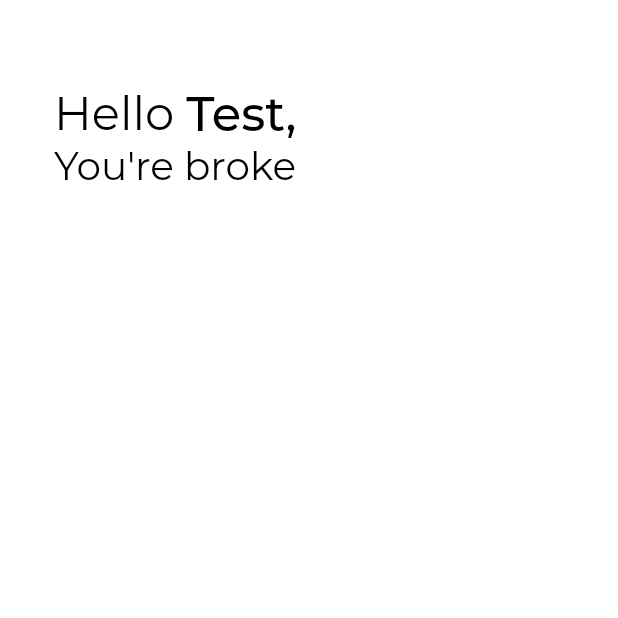
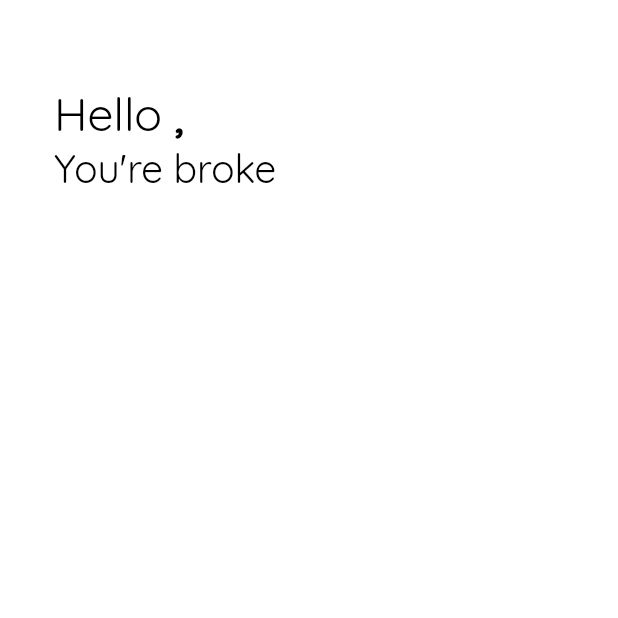
Before and after one commit to muhnee/muhnee_app, a Flutter app: the screen it shows after launch, after a tap on "Sign in with Google", on a phone screen of 412 x 824 dp, the top half of it. Run offline on Flutter 3.47's test engine with Material 2 defaults, Android fonts, the phone set to English and light mode, and no system bars; our stand-ins replace firebase_auth, google_sign_in; accounts and stored records are empty; network calls fail.

Commit message:
login user page cleaned up

```diff
--- a/lib/main.dart
+++ b/lib/main.dart
@@ -12,7 +12,7 @@ void main() {
     theme: ThemeData(
       canvasColor: Colors.white,
       primaryColor: Colors.white,
-      fontFamily: 'Montserrat',
+      fontFamily: 'Quicksand',
       appBarTheme: AppBarTheme(
         color: Colors.white,
       ),
--- a/lib/pages/CenterPage.dart
+++ b/lib/pages/CenterPage.dart
@@ -1,4 +1,6 @@
 import 'package:flutter/material.dart';
+import '../utilities/SignIn.dart';
+import 'IntroPage.dart';
 
 class CenterPage extends StatelessWidget {
   var userName;
@@ -33,9 +35,7 @@ class CenterPage extends StatelessWidget {
 
           // put in components of the rest of the page here
 
-          TopText(
-            userName: userName,
-          ),
+          TopText(),
 
 
 
@@ -48,8 +48,6 @@ class CenterPage extends StatelessWidget {
 }
 
 class TopText extends StatelessWidget {
-  var userName;
-  TopText({this.userName});
 
   @override
   Widget build(BuildContext context) {
@@ -66,7 +64,7 @@ class TopText extends StatelessWidget {
                     fontSize: 31.0,
                     color: Colors.black,
                   )),
-              Text(userName + ',',
+              Text(name + ',',
                   style: TextStyle(
                       fontSize: 32.0,
                       color: Colors.black,
--- a/lib/pages/IntroPage.dart
+++ b/lib/pages/IntroPage.dart
@@ -5,45 +5,57 @@ import '../utilities/ShowUp.dart';
 import '../utilities/SignIn.dart';
 
 class IntroPage extends StatefulWidget {
-
   @override
   _IntroPageState createState() => _IntroPageState();
 }
 
 class _IntroPageState extends State<IntroPage> {
-
   int delayAmount = 500;
-
-  PageController controller = PageController();
-
-  TextEditingController nameController = new TextEditingController();
-  TextEditingController emailController = new TextEditingController();
-  TextEditingController passwordController = new TextEditingController();
-
 
   @override
   Widget build(BuildContext context) {
-    return PageView(
-      controller: controller,
-      scrollDirection: Axis.vertical,
-      children: <Widget>[
-
-        //! this should be in 2 seperate pages
-        //Pages
-        // IP1(controller: _controller, delayAmount: delayAmount),
-
-
-        Scaffold(
+    return Scaffold(
       backgroundColor: Colors.white,
       appBar: AppBar(
         elevation: 0,
       ),
       body: Column(
+        crossAxisAlignment: CrossAxisAlignment.center,
+        mainAxisAlignment: MainAxisAlignment.spaceBetween,
         children: <Widget>[
-              Padding(
-                padding: EdgeInsets.fromLTRB(36.0, 0.0, 36.0, 16.0),
+          _showUpText(),
+          ShowUp(
+            child: Padding(
+              padding: EdgeInsets.only(bottom: 128.0),
+              child: _signInButton(),
+            ),
+            delay: delayAmount * 9,
+          ),
+        ],
+      ),
+      // floatingActionButton: FloatingActionButton(
+      //   onPressed: () {
+      //     controller.nextPage(
+      //         duration: Duration(seconds: 1), curve: Curves.ease);
+      //   },
+      //   child: ShowUp(
+      //     child: Icon(Icons.keyboard_arrow_down),
+      //     delay: delayAmount * 11,
+      //   ),
+      //   elevation: 0,
+      //   foregroundColor: Colors.black,
+      //   backgroundColor: Colors.white,
+      //   shape: RoundedRectangleBorder(
+      //     borderRadius: BorderRadius.all(Radius.circular(16.0)),
+      //   ),
+      // ),
+    );
+  }
+
+  Widget _showUpText() {
+    return Padding(
+      padding: EdgeInsets.only(top: 64.0),
       child: Column(
-                  crossAxisAlignment: CrossAxisAlignment.start,
         children: <Widget>[
           ShowUp(
             child: Padding(
@@ -71,8 +83,8 @@ class _IntroPageState extends State<IntroPage> {
           ShowUp(
             child: Padding(
               padding: EdgeInsets.only(bottom: 32.0),
-                        child: Text(
-                            "The simplest way to track you're daily spending.",
+              child: Text("A simple way to track daily spending.",
+                  textAlign: TextAlign.center,
                   style: TextStyle(
                     fontSize: 28.0,
                     // fontFamily: "Montserrat",
@@ -81,50 +93,18 @@ class _IntroPageState extends State<IntroPage> {
             ),
             delay: delayAmount * 6,
           ),
-
-                    ShowUp(
-                      child: Padding(
-                        padding: EdgeInsets.only(bottom: 32.0),
-                        child: _signInButton(),
-                      ),
-                      delay: delayAmount * 9,
-                    ),
-
-
         ],
       ),
-              ),
-            ],
-          ),
-          // floatingActionButton: FloatingActionButton(
-          //   onPressed: () {
-          //     controller.nextPage(
-          //         duration: Duration(seconds: 1), curve: Curves.ease);
-          //   },
-          //   child: ShowUp(
-          //     child: Icon(Icons.keyboard_arrow_down),
-          //     delay: delayAmount * 11,
-          //   ),
-          //   elevation: 0,
-          //   foregroundColor: Colors.black,
-          //   backgroundColor: Colors.white,
-          //   shape: RoundedRectangleBorder(
-          //     borderRadius: BorderRadius.all(Radius.circular(16.0)),
-          //   ),
-          // ),
-        ),
-
-      ],
     );
   }
-
 
   Widget _signInButton() {
     return OutlineButton(
       splashColor: Colors.grey,
       onPressed: () {
         signInWithGoogle().whenComplete(() {
-          Navigator.pushReplacement(context, FadeRouteBuilder(page: HomePage()));
+          Navigator.pushReplacement(
+              context, FadeRouteBuilder(page: HomePage()));
         });
       },
       shape: RoundedRectangleBorder(borderRadius: BorderRadius.circular(40)),
@@ -136,13 +116,16 @@ class _IntroPageState extends State<IntroPage> {
           mainAxisSize: MainAxisSize.min,
           mainAxisAlignment: MainAxisAlignment.center,
           children: <Widget>[
-            //Image(image: AssetImage("assets/google_logo.png"), height: 35.0),
+            Image(
+                image: AssetImage("lib/assets/images/google_icon.png"),
+                height: 25.0),
             Padding(
-              padding: const EdgeInsets.only(left: 10),
+              padding: const EdgeInsets.only(left: 15),
               child: Text(
                 'Sign in with Google',
                 style: TextStyle(
-                  fontSize: 20,
+                  fontFamily: 'Montserrat',
+                  fontSize: 18,
                   color: Colors.grey,
                 ),
               ),
@@ -152,7 +135,4 @@ class _IntroPageState extends State<IntroPage> {
       ),
     );
   }
-
-
-
 }
--- a/pubspec.yaml
+++ b/pubspec.yaml
@@ -43,9 +43,8 @@ flutter:
   uses-material-design: true
 
   # To add assets to your application, add an assets section, like this:
-  # assets:
-  #  - images/a_dot_burr.jpeg
-  #  - images/a_dot_ham.jpeg
+  assets:
+   - lib/assets/images/google_icon.png
 
   # An image asset can refer to one or more resolution-specific "variants", see
   # https://flutter.dev/assets-and-images/#resolution-aware.
```
Also changed, not shown: lib/assets/images/google_icon.png (added). Lines whose indentation alone changed are shown as unchanged.
